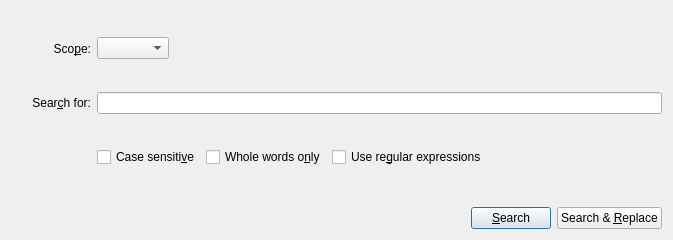
This is lib/gui/lib/Find/FindDialog.ui in F8LEFT/ART as Qt 5 draws it before an edit. The edited form follows.
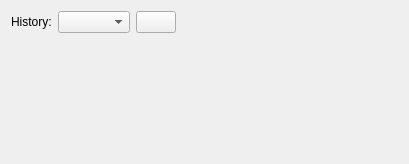
This is the edited form. Icons and pictures are not drawn.

The edit to the form file:
```diff
--- a/lib/gui/lib/Find/FindDialog.ui
+++ b/lib/gui/lib/Find/FindDialog.ui
@@ -6,165 +6,55 @@
    <rect>
     <x>0</x>
     <y>0</y>
-    <width>673</width>
-    <height>240</height>
+    <width>409</width>
+    <height>164</height>
    </rect>
   </property>
   <property name="windowTitle">
    <string>Form</string>
   </property>
+  <property name="styleSheet">
+   <string notr="true"/>
+  </property>
   <layout class="QGridLayout" name="gridLayout">
    <item row="0" column="0">
-    <widget class="QLabel" name="label">
-     <property name="sizePolicy">
-      <sizepolicy hsizetype="Fixed" vsizetype="Preferred">
-       <horstretch>0</horstretch>
-       <verstretch>0</verstretch>
-      </sizepolicy>
-     </property>
-     <property name="minimumSize">
-      <size>
-       <width>80</width>
-       <height>0</height>
-      </size>
-     </property>
-     <property name="text">
-      <string>Sco&amp;pe:</string>
-     </property>
-     <property name="alignment">
-      <set>Qt::AlignRight|Qt::AlignTrailing|Qt::AlignVCenter</set>
-     </property>
-     <property name="buddy">
-      <cstring>mFilterList</cstring>
-     </property>
-    </widget>
-   </item>
-   <item row="0" column="1">
-    <widget class="QWidget" name="widget_2" native="true">
-     <layout class="QHBoxLayout" name="horizontalLayout_2">
-      <property name="spacing">
-       <number>0</number>
-      </property>
-      <property name="leftMargin">
-       <number>0</number>
-      </property>
-      <property name="topMargin">
-       <number>0</number>
-      </property>
-      <property name="rightMargin">
-       <number>0</number>
-      </property>
-      <property name="bottomMargin">
-       <number>0</number>
-      </property>
-      <item>
-       <widget class="QComboBox" name="mFilterList">
-        <property name="sizePolicy">
-         <sizepolicy hsizetype="Fixed" vsizetype="Fixed">
-          <horstretch>0</horstretch>
-          <verstretch>0</verstretch>
-         </sizepolicy>
-        </property>
-       </widget>
-      </item>
-      <item>
-       <spacer name="horizontalSpacer_2">
-        <property name="orientation">
-         <enum>Qt::Horizontal</enum>
-        </property>
-        <property name="sizeHint" stdset="0">
-         <size>
-          <width>40</width>
-          <height>20</height>
-         </size>
-        </property>
-       </spacer>
-      </item>
-     </layout>
-    </widget>
-   </item>
-   <item row="1" column="0">
-    <widget class="QLabel" name="label_2">
-     <property name="text">
-      <string>Sear&amp;ch for:</string>
-     </property>
-     <property name="alignment">
-      <set>Qt::AlignRight|Qt::AlignTrailing|Qt::AlignVCenter</set>
-     </property>
-     <property name="buddy">
-      <cstring>mSearchTerm</cstring>
-     </property>
-    </widget>
-   </item>
-   <item row="1" column="1">
-    <widget class="QLineEdit" name="mSearchTerm"/>
-   </item>
-   <item row="2" column="1">
-    <widget class="QWidget" name="widget" native="true">
-     <layout class="QHBoxLayout" name="horizontalLayout">
-      <property name="leftMargin">
-       <number>0</number>
-      </property>
-      <property name="topMargin">
-       <number>0</number>
-      </property>
-      <property name="rightMargin">
-       <number>0</number>
-      </property>
-      <property name="bottomMargin">
-       <number>0</number>
-      </property>
-      <item>
-       <widget class="QCheckBox" name="mMatchCaseCheckBox">
-        <property name="text">
-         <string>Case sensiti&amp;ve</string>
-        </property>
-       </widget>
-      </item>
-      <item>
-       <widget class="QCheckBox" name="mWholeWordsCheckBox">
-        <property name="text">
-         <string>Whole words o&amp;nly</string>
-        </property>
-       </widget>
-      </item>
-      <item>
-       <widget class="QCheckBox" name="mRegexpCheckBox">
-        <property name="text">
-         <string>Use re&amp;gular expressions</string>
-        </property>
-       </widget>
-      </item>
-      <item>
-       <spacer name="horizontalSpacer">
-        <property name="orientation">
-         <enum>Qt::Horizontal</enum>
-        </property>
-        <property name="sizeHint" stdset="0">
-         <size>
-          <width>40</width>
-          <height>20</height>
-         </size>
-        </property>
-       </spacer>
-      </item>
-     </layout>
-    </widget>
-   </item>
-   <item row="3" column="0">
-    <widget class="QWidget" name="configWidget" native="true">
-     <property name="sizePolicy">
-      <sizepolicy hsizetype="Preferred" vsizetype="Fixed">
-       <horstretch>0</horstretch>
-       <verstretch>10</verstretch>
-      </sizepolicy>
-     </property>
-    </widget>
-   </item>
-   <item row="4" column="1">
-    <layout class="QHBoxLayout" name="horizontalLayout_3">
+    <layout class="QHBoxLayout" name="horizontalLayout">
      <item>
-      <spacer name="horizontalSpacer_3">
+      <widget class="QLabel" name="label">
+       <property name="text">
+        <string>History:</string>
+       </property>
+      </widget>
+     </item>
+     <item>
+      <widget class="QComboBox" name="mHistoryCombobox">
+       <property name="styleSheet">
+        <string notr="true"/>
+       </property>
+       <property name="sizeAdjustPolicy">
+        <enum>QComboBox::AdjustToContents</enum>
+       </property>
+      </widget>
+     </item>
+     <item>
+      <widget class="QPushButton" name="mClearButton">
+       <property name="sizePolicy">
+        <sizepolicy hsizetype="Maximum" vsizetype="Maximum">
+         <horstretch>0</horstretch>
+         <verstretch>0</verstretch>
+        </sizepolicy>
+       </property>
+       <property name="text">
+        <string/>
+       </property>
+       <property name="icon">
+        <iconset resource="../../ART.qrc">
+         <normaloff>:/images/close.png</normaloff>:/images/close.png</iconset>
+       </property>
+      </widget>
+     </item>
+     <item>
+      <spacer name="horizontalSpacer">
        <property name="orientation">
         <enum>Qt::Horizontal</enum>
        </property>
@@ -176,25 +66,11 @@
        </property>
       </spacer>
      </item>
-     <item>
-      <widget class="QPushButton" name="mSearchButton">
-       <property name="text">
-        <string>&amp;Search</string>
-       </property>
-       <property name="default">
-        <bool>true</bool>
-       </property>
-      </widget>
-     </item>
-     <item>
-      <widget class="QPushButton" name="mReplaceButton">
-       <property name="text">
-        <string>Search &amp;&amp; &amp;Replace</string>
-       </property>
-      </widget>
-     </item>
     </layout>
    </item>
+   <item row="1" column="0">
+    <widget class="QStackedWidget" name="mSearchStackedWidget"/>
+   </item>
   </layout>
  </widget>
  <resources/>
```
Left out of the diff: 23 changed lines with no effect on the pictures.
